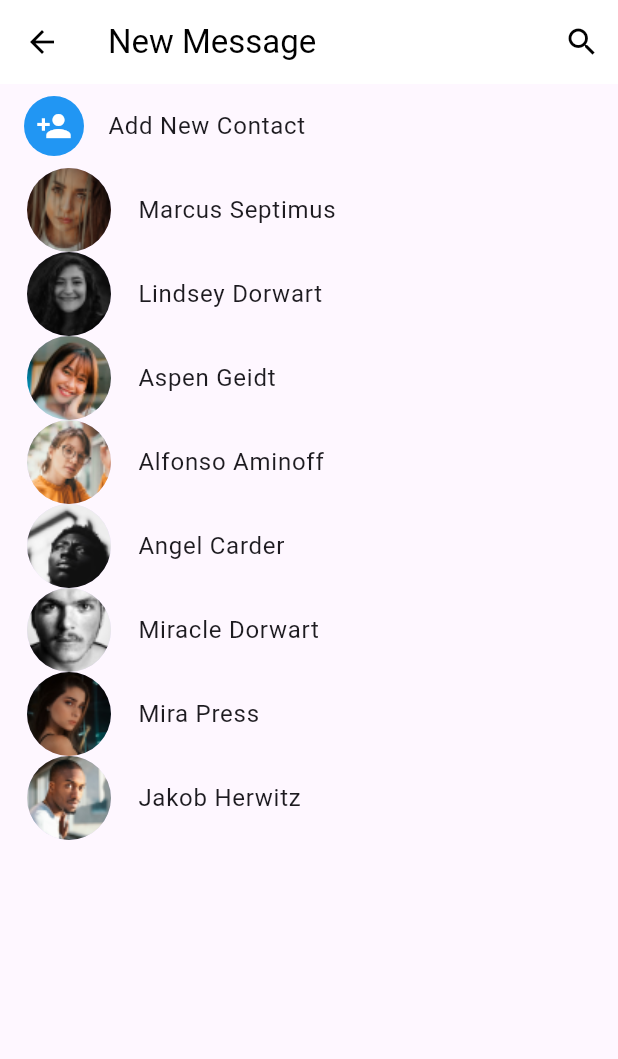
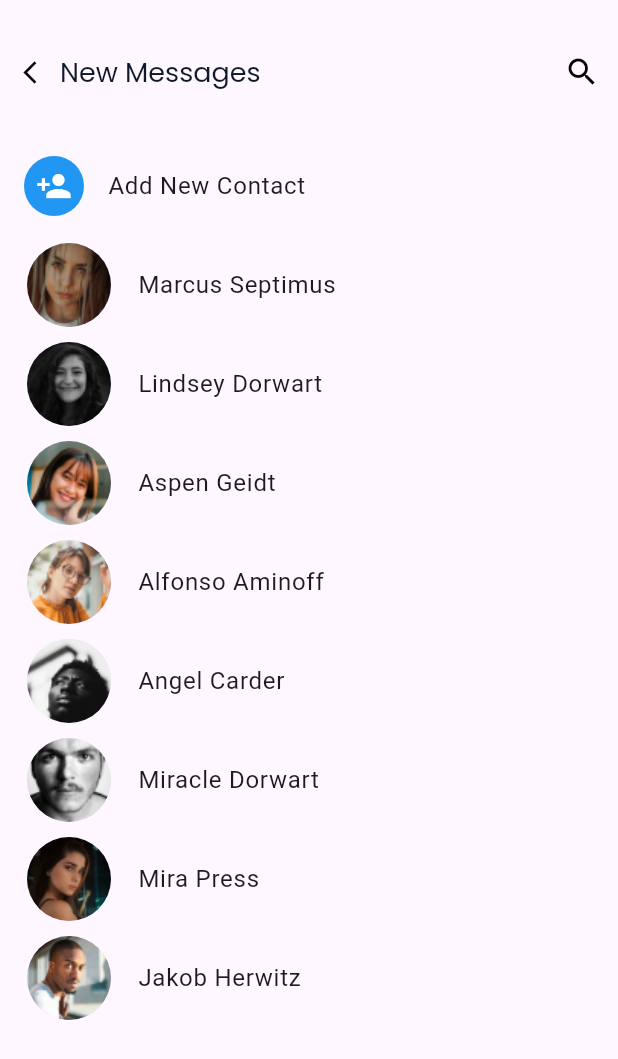
Before and after one commit to faisallhf/calliverse, a Flutter app: the NewMessagePage screen opened directly, on a phone screen of 412 x 824 dp. Shown: the top 1059 px of the screen. Run offline on Flutter 3.47's test engine with Material 3 defaults, Android fonts, the light colour scheme and no system bars; our stand-ins replace go_router, google_fonts, intl_phone_field, pinput.

Commit message:
Updated the code

```diff
--- a/lib/pages/ai_screen.dart
+++ b/lib/pages/ai_screen.dart
@@ -4,6 +4,7 @@ class ChatbotScreen extends StatelessWidget {
   @override
   Widget build(BuildContext context) {
     return Scaffold(
+      resizeToAvoidBottomInset: false,
       appBar: AppBar(
         elevation: 0,
         toolbarHeight: 56,
@@ -238,12 +239,15 @@ class ChatbotScreen extends StatelessWidget {
                                 backgroundColor: Colors.blue,
                                 child: IconButton(
                                   onPressed: () {},
-                      icon: const Icon(Icons.send,
+                                  icon: const Icon(
+                                      Icons.send,
                                       color: Colors.white), // Icon color
                                   // splashColor: Colors.transparent, // Remove splash color
                                 ),
                               ),
+
 ),
+
               ],
             ),
           )
--- a/lib/pages/new_message_page.dart
+++ b/lib/pages/new_message_page.dart
@@ -17,13 +17,35 @@ class NewMessagePage extends StatelessWidget {
   Widget build(BuildContext context) {
     return Scaffold(
       appBar: AppBar(
-        title: Text('New Message'),
-        backgroundColor: Colors.white,
-        foregroundColor: Colors.black,
         elevation: 0,
+        toolbarHeight: 96,
+        automaticallyImplyLeading: false,
+        backgroundColor: Colors.transparent,
+        leadingWidth: 40,
+        titleSpacing: 0,
+        centerTitle: false,
+        leading: IconButton(
+          icon: const Icon(
+            Icons.arrow_back_ios_new_outlined,
+            size: 18,
+            color: Colors.black,
+          ),
+          onPressed: () {
+            Navigator.pop(context);
+            // Handle back button action
+          },
+        ),
+        title: const Text(
+          'New Messages',
+          style: TextStyle(
+            color: Color(0xff0f1828),
+            fontFamily: 'Poppins',
+            fontSize: 18,
+          ),
+        ),
         actions: [
           IconButton(
-            icon: Icon(Icons.search),
+            icon: Icon(Icons.search, color: Colors.black),
             onPressed: () {
               // Search functionality
             },
@@ -33,9 +55,10 @@ class NewMessagePage extends StatelessWidget {
       body: ListView.builder(
         itemCount: contacts.length + 1, // +1 for the "Add New Contact" option
         itemBuilder: (context, index) {
-          if (index == 0) {
-            // The "Add New Contact" option
-            return ListTile(
+          return Column(
+            children: [
+              if (index == 0) ...[
+                ListTile(
                   leading: CircleAvatar(
                     backgroundColor: Colors.blue,
                     child: Icon(Icons.person_add, color: Colors.white),
@@ -48,10 +71,9 @@ class NewMessagePage extends StatelessWidget {
                       MaterialPageRoute(builder: (context) => AddContact()),
                     );
                   },
-            );
-          } else {
-            // Contacts list
-            return ListTile(
+                ),
+              ] else ...[
+                ListTile(
                   leading: CircleAvatar(
                     backgroundImage: AssetImage(contacts[index - 1]['image']!),
                     radius: 30,
@@ -60,8 +82,11 @@ class NewMessagePage extends StatelessWidget {
                   onTap: () {
                     // Handle contact selection
                   },
+                ),
+              ],
+              SizedBox(height: 10), // Space between items
+            ],
           );
-          }
         },
       ),
     );
```
Lines whose indentation alone changed are shown as unchanged.
